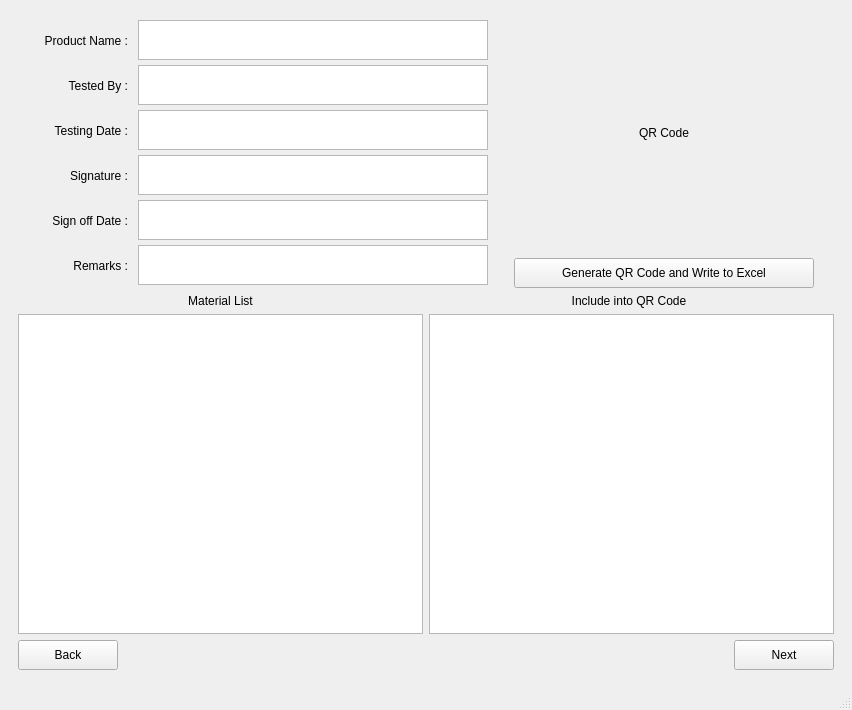
Above: Trace.ui from ben-wsh10/Product_Traceability before the change. Below: the same form after it.
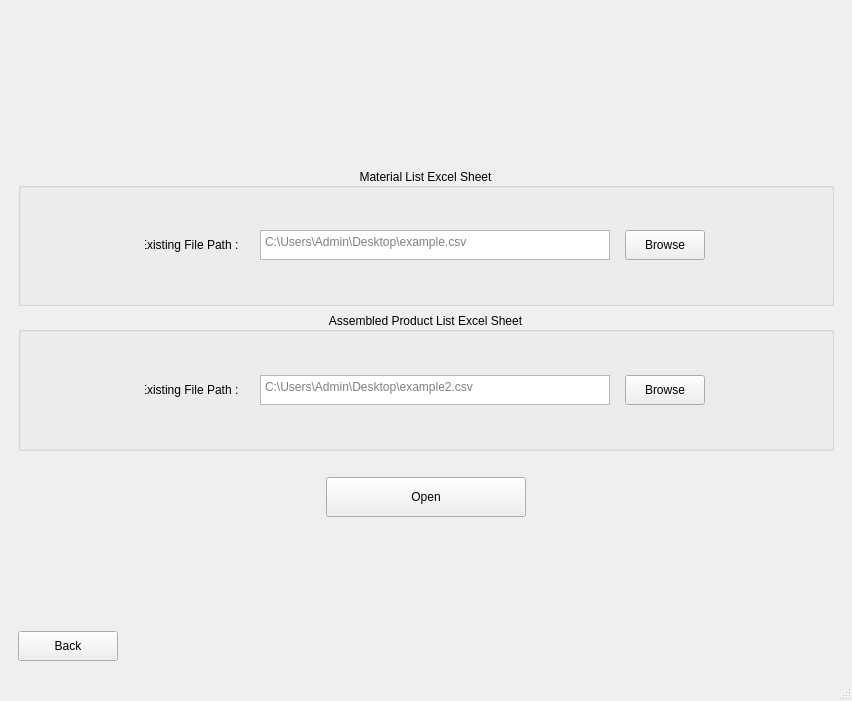
That is the form after the change. The open tabs and pages were chosen to show the change.

Commit message: fix display excel data

Patch:
```diff
--- a/Trace.ui
+++ b/Trace.ui
@@ -7,7 +7,7 @@
     <x>0</x>
     <y>0</y>
     <width>852</width>
-    <height>710</height>
+    <height>701</height>
    </rect>
   </property>
   <property name="windowTitle">
@@ -1418,6 +1418,422 @@
           </item>
          </layout>
         </widget>
+        <widget class="QWidget" name="CreateAssembledExcelPage">
+         <layout class="QVBoxLayout" name="verticalLayout_22">
+          <item>
+           <layout class="QVBoxLayout" name="verticalLayout_21">
+            <item>
+             <layout class="QHBoxLayout" name="horizontalLayout_3">
+              <property name="rightMargin">
+               <number>87</number>
+              </property>
+              <item alignment="Qt::AlignRight|Qt::AlignBottom">
+               <widget class="QLabel" name="label_11">
+                <property name="minimumSize">
+                 <size>
+                  <width>180</width>
+                  <height>30</height>
+                 </size>
+                </property>
+                <property name="maximumSize">
+                 <size>
+                  <width>180</width>
+                  <height>30</height>
+                 </size>
+                </property>
+                <property name="text">
+                 <string>New File Name :                 </string>
+                </property>
+                <property name="alignment">
+                 <set>Qt::AlignRight|Qt::AlignTrailing|Qt::AlignVCenter</set>
+                </property>
+               </widget>
+              </item>
+              <item alignment="Qt::AlignLeft|Qt::AlignBottom">
+               <widget class="QPlainTextEdit" name="newFileNameTextEdit2">
+                <property name="sizePolicy">
+                 <sizepolicy hsizetype="Minimum" vsizetype="Minimum">
+                  <horstretch>0</horstretch>
+                  <verstretch>0</verstretch>
+                 </sizepolicy>
+                </property>
+                <property name="minimumSize">
+                 <size>
+                  <width>350</width>
+                  <height>30</height>
+                 </size>
+                </property>
+                <property name="maximumSize">
+                 <size>
+                  <width>350</width>
+                  <height>30</height>
+                 </size>
+                </property>
+                <property name="placeholderText">
+                 <string>example</string>
+                </property>
+               </widget>
+              </item>
+             </layout>
+            </item>
+            <item>
+             <layout class="QVBoxLayout" name="verticalLayout_23">
+              <property name="topMargin">
+               <number>10</number>
+              </property>
+              <item alignment="Qt::AlignHCenter|Qt::AlignTop">
+               <widget class="QPushButton" name="createFileButton2">
+                <property name="sizePolicy">
+                 <sizepolicy hsizetype="Minimum" vsizetype="Minimum">
+                  <horstretch>0</horstretch>
+                  <verstretch>0</verstretch>
+                 </sizepolicy>
+                </property>
+                <property name="minimumSize">
+                 <size>
+                  <width>200</width>
+                  <height>40</height>
+                 </size>
+                </property>
+                <property name="maximumSize">
+                 <size>
+                  <width>200</width>
+                  <height>40</height>
+                 </size>
+                </property>
+                <property name="text">
+                 <string>Create Excel</string>
+                </property>
+               </widget>
+              </item>
+              <item alignment="Qt::AlignLeft|Qt::AlignBottom">
+               <widget class="QPushButton" name="backButton7">
+                <property name="sizePolicy">
+                 <sizepolicy hsizetype="Minimum" vsizetype="Minimum">
+                  <horstretch>0</horstretch>
+                  <verstretch>0</verstretch>
+                 </sizepolicy>
+                </property>
+                <property name="minimumSize">
+                 <size>
+                  <width>100</width>
+                  <height>30</height>
+                 </size>
+                </property>
+                <property name="maximumSize">
+                 <size>
+                  <width>100</width>
+                  <height>30</height>
+                 </size>
+                </property>
+                <property name="text">
+                 <string>Back</string>
+                </property>
+               </widget>
+              </item>
+             </layout>
+            </item>
+           </layout>
+          </item>
+         </layout>
+        </widget>
+        <widget class="QWidget" name="ImportProductPage">
+         <layout class="QVBoxLayout" name="verticalLayout_25">
+          <item>
+           <layout class="QVBoxLayout" name="verticalLayout_24">
+            <item>
+             <layout class="QVBoxLayout" name="verticalLayout_32">
+              <item>
+               <spacer name="verticalSpacer_2">
+                <property name="orientation">
+                 <enum>Qt::Vertical</enum>
+                </property>
+                <property name="sizeType">
+                 <enum>QSizePolicy::Fixed</enum>
+                </property>
+                <property name="sizeHint" stdset="0">
+                 <size>
+                  <width>20</width>
+                  <height>150</height>
+                 </size>
+                </property>
+               </spacer>
+              </item>
+             </layout>
+            </item>
+            <item>
+             <widget class="QGroupBox" name="groupBox">
+              <property name="title">
+               <string>Material List Excel Sheet</string>
+              </property>
+              <property name="alignment">
+               <set>Qt::AlignCenter</set>
+              </property>
+              <layout class="QVBoxLayout" name="verticalLayout_29">
+               <item>
+                <layout class="QVBoxLayout" name="verticalLayout_28">
+                 <item>
+                  <layout class="QHBoxLayout" name="horizontalLayout_32">
+                   <property name="spacing">
+                    <number>0</number>
+                   </property>
+                   <property name="leftMargin">
+                    <number>100</number>
+                   </property>
+                   <property name="rightMargin">
+                    <number>100</number>
+                   </property>
+                   <item>
+                    <widget class="QLabel" name="label_23">
+                     <property name="minimumSize">
+                      <size>
+                       <width>100</width>
+                       <height>30</height>
+                      </size>
+                     </property>
+                     <property name="maximumSize">
+                      <size>
+                       <width>100</width>
+                       <height>30</height>
+                      </size>
+                     </property>
+                     <property name="text">
+                      <string>Existing File Path :  </string>
+                     </property>
+                     <property name="alignment">
+                      <set>Qt::AlignRight|Qt::AlignTrailing|Qt::AlignVCenter</set>
+                     </property>
+                    </widget>
+                   </item>
+                   <item>
+                    <widget class="QPlainTextEdit" name="openFileNameTextEdit2">
+                     <property name="sizePolicy">
+                      <sizepolicy hsizetype="Minimum" vsizetype="Minimum">
+                       <horstretch>0</horstretch>
+                       <verstretch>0</verstretch>
+                      </sizepolicy>
+                     </property>
+                     <property name="minimumSize">
+                      <size>
+                       <width>350</width>
+                       <height>30</height>
+                      </size>
+                     </property>
+                     <property name="maximumSize">
+                      <size>
+                       <width>350</width>
+                       <height>30</height>
+                      </size>
+                     </property>
+                     <property name="placeholderText">
+                      <string>C:\Users\Admin\Desktop\example.csv</string>
+                     </property>
+                    </widget>
+                   </item>
+                   <item>
+                    <widget class="QPushButton" name="openFileDialogButton2">
+                     <property name="sizePolicy">
+                      <sizepolicy hsizetype="Minimum" vsizetype="Minimum">
+                       <horstretch>0</horstretch>
+                       <verstretch>0</verstretch>
+                      </sizepolicy>
+                     </property>
+                     <property name="minimumSize">
+                      <size>
+                       <width>80</width>
+                       <height>30</height>
+                      </size>
+                     </property>
+                     <property name="maximumSize">
+                      <size>
+                       <width>80</width>
+                       <height>30</height>
+                      </size>
+                     </property>
+                     <property name="text">
+                      <string>Browse</string>
+                     </property>
+                    </widget>
+                   </item>
+                  </layout>
+                 </item>
+                </layout>
+               </item>
+              </layout>
+             </widget>
+            </item>
+            <item>
+             <widget class="QGroupBox" name="groupBox_2">
+              <property name="title">
+               <string>Assembled Product List Excel Sheet</string>
+              </property>
+              <property name="alignment">
+               <set>Qt::AlignCenter</set>
+              </property>
+              <layout class="QVBoxLayout" name="verticalLayout_30">
+               <item>
+                <layout class="QVBoxLayout" name="verticalLayout_26">
+                 <item>
+                  <layout class="QHBoxLayout" name="horizontalLayout_33">
+                   <property name="spacing">
+                    <number>0</number>
+                   </property>
+                   <property name="leftMargin">
+                    <number>100</number>
+                   </property>
+                   <property name="rightMargin">
+                    <number>100</number>
+                   </property>
+                   <item>
+                    <widget class="QLabel" name="label_25">
+                     <property name="sizePolicy">
+                      <sizepolicy hsizetype="Minimum" vsizetype="Minimum">
+                       <horstretch>0</horstretch>
+                       <verstretch>0</verstretch>
+                      </sizepolicy>
+                     </property>
+                     <property name="minimumSize">
+                      <size>
+                       <width>100</width>
+                       <height>30</height>
+                      </size>
+                     </property>
+                     <property name="maximumSize">
+                      <size>
+                       <width>100</width>
+                       <height>30</height>
+                      </size>
+                     </property>
+                     <property name="text">
+                      <string>Existing File Path :  </string>
+                     </property>
+                     <property name="alignment">
+                      <set>Qt::AlignRight|Qt::AlignTrailing|Qt::AlignVCenter</set>
+                     </property>
+                    </widget>
+                   </item>
+                   <item>
+                    <widget class="QPlainTextEdit" name="openFileNameTextEdit3">
+                     <property name="sizePolicy">
+                      <sizepolicy hsizetype="Minimum" vsizetype="Minimum">
+                       <horstretch>0</horstretch>
+                       <verstretch>0</verstretch>
+                      </sizepolicy>
+                     </property>
+                     <property name="minimumSize">
+                      <size>
+                       <width>350</width>
+                       <height>30</height>
+                      </size>
+                     </property>
+                     <property name="maximumSize">
+                      <size>
+                       <width>350</width>
+                       <height>30</height>
+                      </size>
+                     </property>
+                     <property name="placeholderText">
+                      <string>C:\Users\Admin\Desktop\example2.csv</string>
+                     </property>
+                    </widget>
+                   </item>
+                   <item>
+                    <widget class="QPushButton" name="openFileDialogButton3">
+                     <property name="sizePolicy">
+                      <sizepolicy hsizetype="Minimum" vsizetype="Minimum">
+                       <horstretch>0</horstretch>
+                       <verstretch>0</verstretch>
+                      </sizepolicy>
+                     </property>
+                     <property name="minimumSize">
+                      <size>
+                       <width>80</width>
+                       <height>30</height>
+                      </size>
+                     </property>
+                     <property name="maximumSize">
+                      <size>
+                       <width>80</width>
+                       <height>30</height>
+                      </size>
+                     </property>
+                     <property name="text">
+                      <string>Browse</string>
+                     </property>
+                    </widget>
+                   </item>
+                  </layout>
+                 </item>
+                </layout>
+               </item>
+              </layout>
+             </widget>
+            </item>
+            <item>
+             <layout class="QVBoxLayout" name="verticalLayout_33">
+              <property name="topMargin">
+               <number>20</number>
+              </property>
+              <item alignment="Qt::AlignHCenter">
+               <widget class="QPushButton" name="openFileButton2">
+                <property name="sizePolicy">
+                 <sizepolicy hsizetype="Minimum" vsizetype="Minimum">
+                  <horstretch>0</horstretch>
+                  <verstretch>0</verstretch>
+                 </sizepolicy>
+                </property>
+                <property name="minimumSize">
+                 <size>
+                  <width>200</width>
+                  <height>40</height>
+                 </size>
+                </property>
+                <property name="maximumSize">
+                 <size>
+                  <width>200</width>
+                  <height>40</height>
+                 </size>
+                </property>
+                <property name="text">
+                 <string>Open</string>
+                </property>
+               </widget>
+              </item>
+             </layout>
+            </item>
+            <item>
+             <layout class="QHBoxLayout" name="horizontalLayout_34">
+              <item alignment="Qt::AlignLeft|Qt::AlignBottom">
+               <widget class="QPushButton" name="backButton6">
+                <property name="sizePolicy">
+                 <sizepolicy hsizetype="Minimum" vsizetype="Minimum">
+                  <horstretch>0</horstretch>
+                  <verstretch>0</verstretch>
+                 </sizepolicy>
+                </property>
+                <property name="minimumSize">
+                 <size>
+                  <width>100</width>
+                  <height>30</height>
+                 </size>
+                </property>
+                <property name="maximumSize">
+                 <size>
+                  <width>100</width>
+                  <height>30</height>
+                 </size>
+                </property>
+                <property name="text">
+                 <string>Back</string>
+                </property>
+               </widget>
+              </item>
+             </layout>
+            </item>
+           </layout>
+          </item>
+         </layout>
+        </widget>
         <widget class="QWidget" name="page">
          <layout class="QVBoxLayout" name="verticalLayout_14">
           <item>
```
Left out of the diff: 388 changed lines with no effect on the pictures. The commit also changes 2 other files.
